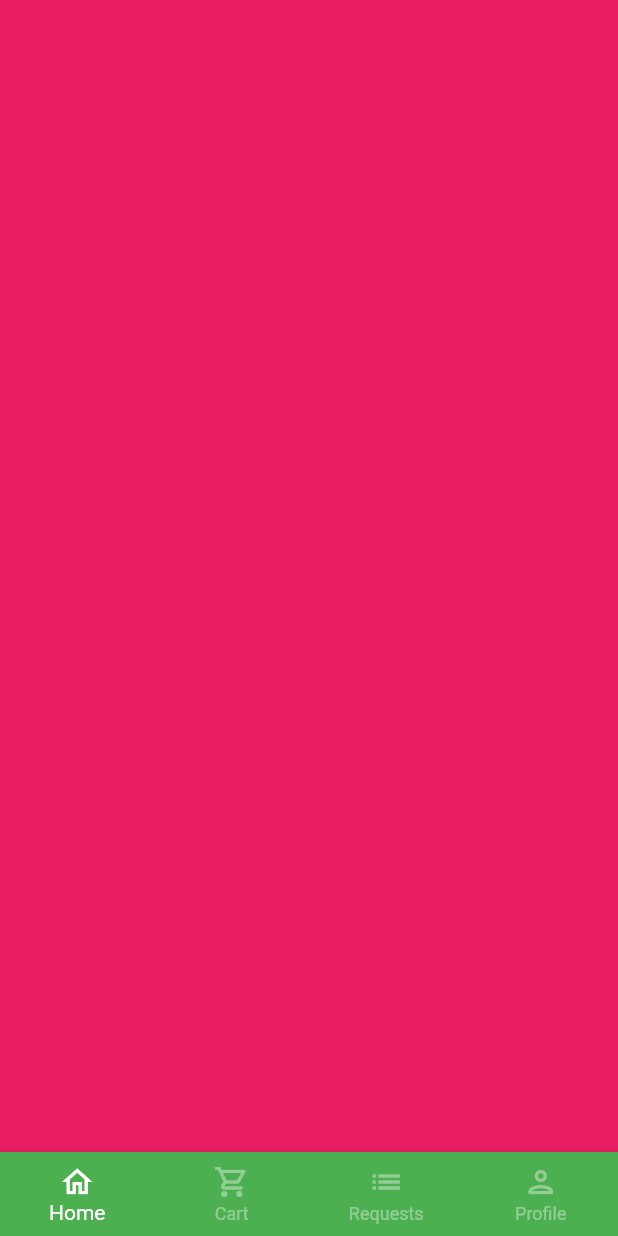
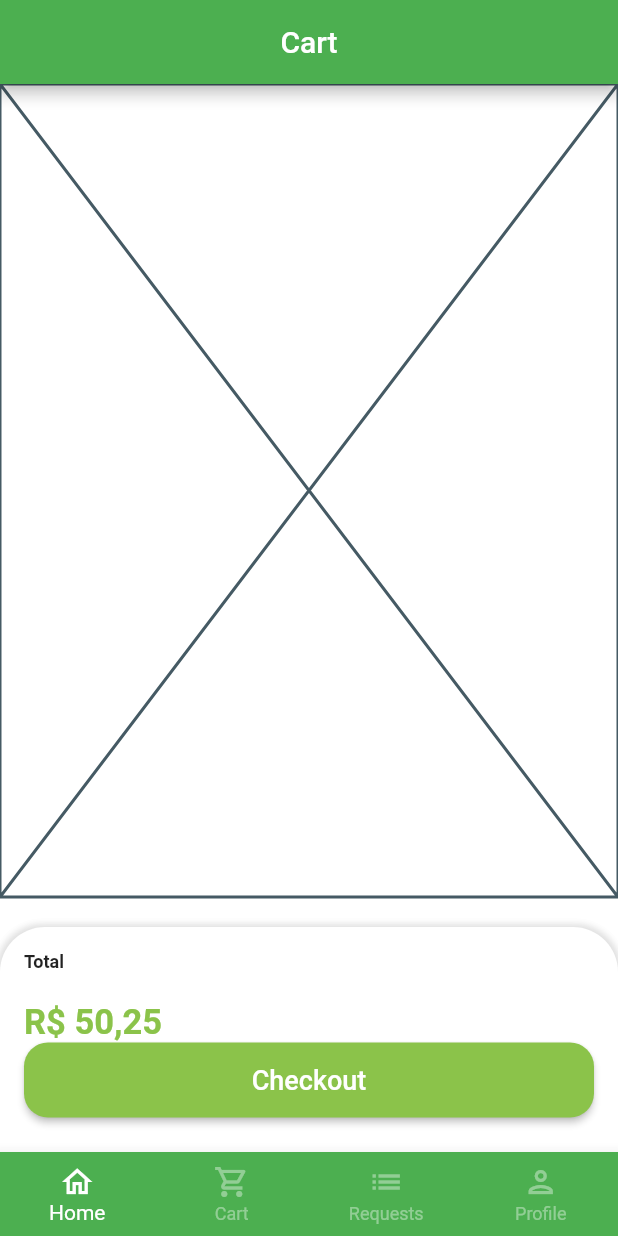
Before and after one commit to felipecastrosales/mercadinho, a Flutter app: the BaseScreen screen opened directly, swiped to page 2, on a phone screen of 412 x 824 dp. Run offline on Flutter 3.47's test engine with Material 2 defaults, Android fonts, the phone set to English and light mode, and no system bars; our stand-ins replace animated_text_kit, badges, mask_text_input_formatter.

Commit message:
total and confirmation item

```diff
--- a/lib/src/pages/base/base_screen.dart
+++ b/lib/src/pages/base/base_screen.dart
@@ -1,6 +1,7 @@
 import 'package:flutter/material.dart';
 
 import 'package:mercadinho/src/pages/home/home_tab.dart';
+import 'package:mercadinho/src/pages/cart/cart_tab.dart';
 
 class BaseScreen extends StatefulWidget {
   const BaseScreen({Key? key}) : super(key: key);
@@ -21,7 +22,7 @@
         physics: const NeverScrollableScrollPhysics(),
         children: [
           const HomeTab(),
-          Container(color: Colors.pink),
+          CartTab(),
           Container(color: Colors.yellow),
           Container(color: Colors.purple),
         ],
--- /dev/null
+++ b/lib/src/pages/cart/cart_tab.dart
@@ -0,0 +1,84 @@
+import 'package:flutter/material.dart';
+
+import 'package:mercadinho/src/config/custom_colors.dart';
+import 'package:mercadinho/src/services/utils_services.dart';
+
+class CartTab extends StatelessWidget {
+  CartTab({Key? key}) : super(key: key);
+  final utilsServices = UtilsServices();
+
+  @override
+  Widget build(BuildContext context) {
+    return Scaffold(
+      appBar: AppBar(
+        title: const Text('Cart'),
+        centerTitle: true,
+      ),
+      body: Column(
+        children: [
+          const Expanded(
+            child: Placeholder(),
+          ),
+          const SizedBox(height: 20),
+          Container(
+            padding: const EdgeInsets.all(16),
+            height: 150,
+            decoration: BoxDecoration(
+              color: Colors.white,
+              borderRadius: const BorderRadius.vertical(
+                top: Radius.circular(30),
+              ),
+              boxShadow: [
+                BoxShadow(
+                  color: Colors.grey.shade300,
+                  blurRadius: 3,
+                  spreadRadius: 2,
+                ),
+              ],
+            ),
+            child: Column(
+              crossAxisAlignment: CrossAxisAlignment.stretch,
+              children: [
+                const Text(
+                  'Total',
+                  style: TextStyle(
+                    fontSize: 12,
+                    fontWeight: FontWeight.bold,
+                  ),
+                ),
+                const SizedBox(height: 20),
+                Text(
+                  utilsServices.priceToCurrency(50.25),
+                  style: TextStyle(
+                    fontSize: 23,
+                    fontWeight: FontWeight.bold,
+                    color: CustomColors.customSwatchColor,
+                  ),
+                ),
+                SizedBox(
+                  height: 50,
+                  child: ElevatedButton(
+                    onPressed: () {},
+                    child: const Text(
+                      'Checkout',
+                      style: TextStyle(
+                        color: Colors.white,
+                        fontSize: 18,
+                      ),
+                    ),
+                    style: ElevatedButton.styleFrom(
+                      shape: RoundedRectangleBorder(
+                        borderRadius: BorderRadius.circular(16),
+                      ),
+                      primary: CustomColors.customSwatchColor,
+                    ),
+                  ),
+                )
+              ],
+            ),
+          ),
+        ],
+      ),
+    );
+  }
+}
--- a/lib/src/pages/product/product_screen.dart
+++ b/lib/src/pages/product/product_screen.dart
@@ -19,7 +19,6 @@
 
 class _ProductScreenState extends State<ProductScreen> {
   final utilsServices = UtilsServices();
-
   int cartItemQuantity = 1;
 
   @override
```
